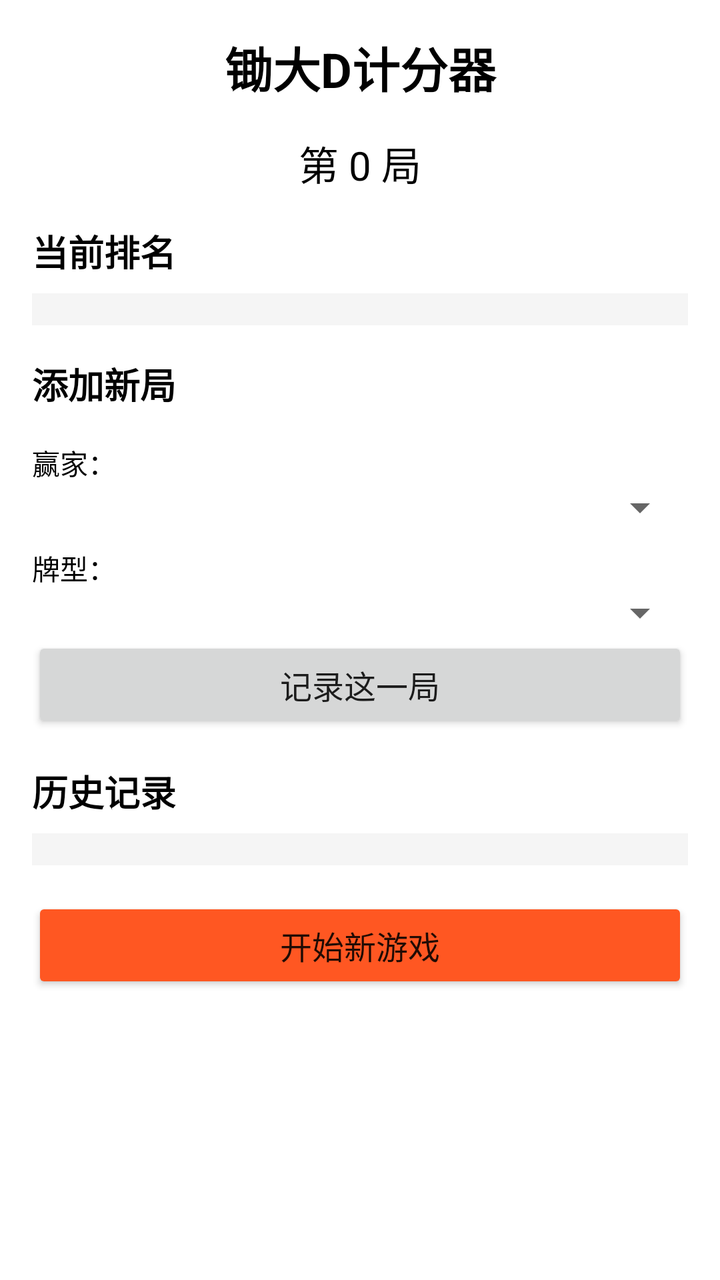
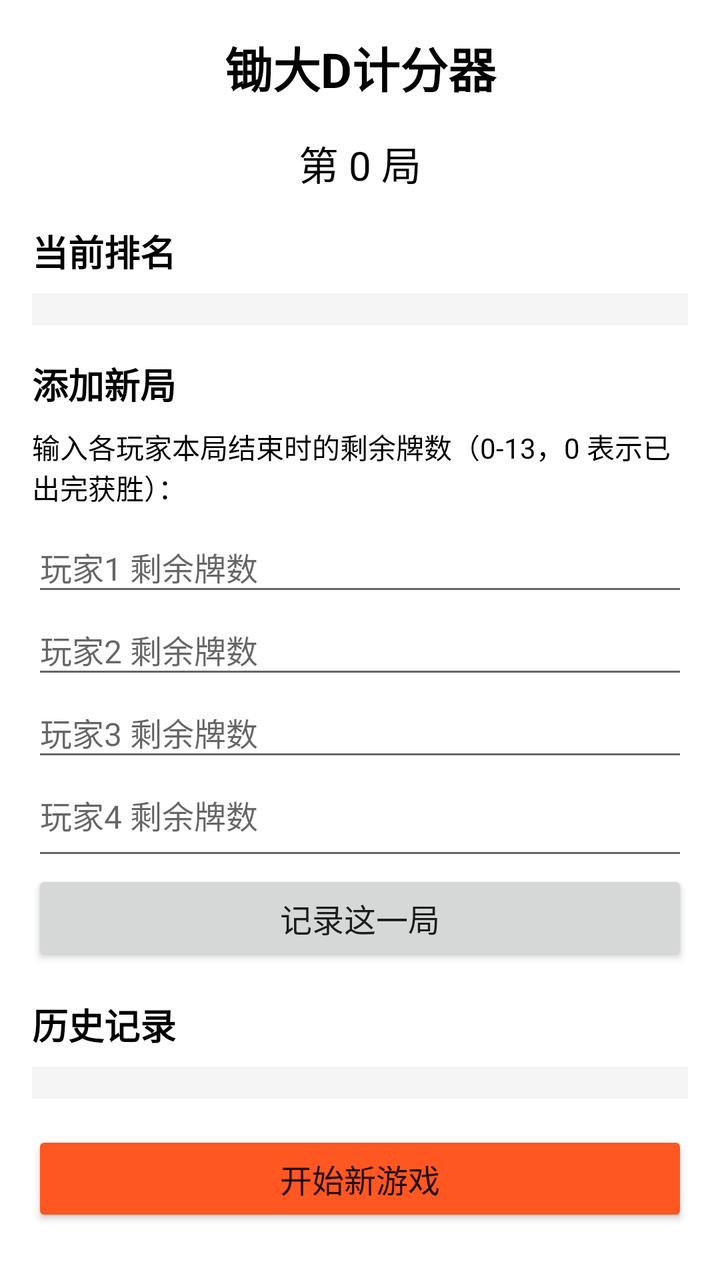

Before-and-after screenshots of an Android layout around one commit, followed by the original layout XML and the change that was made.
<!-- AndroidManifest.xml: application theme Theme.Big2Calculator -->
<!-- res/layout/activity_main.xml -->
<?xml version="1.0" encoding="utf-8"?>
<ScrollView xmlns:android="http://schemas.android.com/apk/res/android"
    android:layout_width="match_parent"
    android:layout_height="match_parent"
    android:background="#FFFFFF">

    <LinearLayout
        android:layout_width="match_parent"
        android:layout_height="wrap_content"
        android:orientation="vertical"
        android:padding="16dp">

        
        <TextView
            android:layout_width="match_parent"
            android:layout_height="wrap_content"
            android:text="@string/app_name"
            android:textSize="24sp"
            android:textStyle="bold"
            android:textColor="#000000"
            android:gravity="center"
            android:paddingBottom="16dp" />

        
        <TextView
            android:id="@+id/tvCurrentRound"
            android:layout_width="match_parent"
            android:layout_height="wrap_content"
            android:text="第 0 局"
            android:textSize="20sp"
            android:textColor="#000000"
            android:gravity="center"
            android:paddingBottom="16dp" />

        
        <TextView
            android:layout_width="match_parent"
            android:layout_height="wrap_content"
            android:text="当前排名"
            android:textSize="18sp"
            android:textStyle="bold"
            android:textColor="#000000"
            android:paddingBottom="8dp" />

        <LinearLayout
            android:id="@+id/llPlayerScores"
            android:layout_width="match_parent"
            android:layout_height="wrap_content"
            android:orientation="vertical"
            android:background="#F5F5F5"
            android:padding="8dp"
            android:layout_marginBottom="16dp" />

        
        <TextView
            android:layout_width="match_parent"
            android:layout_height="wrap_content"
            android:text="添加新局"
            android:textSize="18sp"
            android:textStyle="bold"
            android:textColor="#000000"
            android:paddingBottom="8dp" />

        <TextView
            android:layout_width="match_parent"
            android:layout_height="wrap_content"
            android:text="赢家："
            android:textSize="14sp"
            android:textColor="#000000"
            android:paddingTop="8dp" />

        <Spinner
            android:id="@+id/spinnerWinner"
            android:layout_width="match_parent"
            android:layout_height="wrap_content"
            android:paddingBottom="8dp" />

        <TextView
            android:layout_width="match_parent"
            android:layout_height="wrap_content"
            android:text="牌型："
            android:textSize="14sp"
            android:textColor="#000000"
            android:paddingTop="8dp" />

        <Spinner
            android:id="@+id/spinnerPattern"
            android:layout_width="match_parent"
            android:layout_height="wrap_content"
            android:paddingBottom="16dp" />

        <Button
            android:id="@+id/btnAddRound"
            android:layout_width="match_parent"
            android:layout_height="wrap_content"
            android:text="记录这一局"
            android:textSize="16sp"
            android:layout_marginBottom="16dp" />

        
        <TextView
            android:layout_width="match_parent"
            android:layout_height="wrap_content"
            android:text="历史记录"
            android:textSize="18sp"
            android:textStyle="bold"
            android:textColor="#000000"
            android:paddingBottom="8dp" />

        <LinearLayout
            android:id="@+id/llRoundHistory"
            android:layout_width="match_parent"
            android:layout_height="wrap_content"
            android:orientation="vertical"
            android:background="#F5F5F5"
            android:padding="8dp"
            android:layout_marginBottom="16dp" />

        
        <Button
            android:id="@+id/btnNewGame"
            android:layout_width="match_parent"
            android:layout_height="wrap_content"
            android:text="开始新游戏"
            android:textSize="16sp"
            android:backgroundTint="#FF5722" />

    </LinearLayout>
</ScrollView>
<!-- resources referenced by this layout -->
<resources>
  <string name="app_name">锄大D计分器</string>
  <style name="Theme.Big2Calculator" parent="Theme.MaterialComponents.DayNight.DarkActionBar">
          <item name="colorPrimary">#2196F3</item>
          <item name="colorPrimaryVariant">#1976D2</item>
          <item name="colorOnPrimary">#FFFFFF</item>
          <item name="colorSecondary">#03DAC5</item>
          <item name="colorSecondaryVariant">#018786</item>
          <item name="colorOnSecondary">#000000</item>
          <item name="android:statusBarColor" tools:targetApi="l">?attr/colorPrimaryVariant</item>
      </style>
</resources>

<!-- the commit's change to res/layout/activity_main.xml (unified diff, before → after) -->
@@ -64,29 +64,49 @@
         <TextView
             android:layout_width="match_parent"
             android:layout_height="wrap_content"
-            android:text="赢家："
+            android:text="输入各玩家本局结束时的剩余牌数（0-13，0 表示已出完获胜）："
             android:textSize="14sp"
             android:textColor="#000000"
-            android:paddingTop="8dp" />
+            android:paddingBottom="8dp" />
 
-        <Spinner
-            android:id="@+id/spinnerWinner"
+        <EditText
+            android:id="@+id/etCardsP1"
             android:layout_width="match_parent"
             android:layout_height="wrap_content"
+            android:hint="玩家1 剩余牌数"
+            android:inputType="number"
+            android:maxLength="2"
+            android:textSize="16sp"
             android:paddingBottom="8dp" />
 
-        <TextView
+        <EditText
+            android:id="@+id/etCardsP2"
             android:layout_width="match_parent"
             android:layout_height="wrap_content"
-            android:text="牌型："
-            android:textSize="14sp"
-            android:textColor="#000000"
-            android:paddingTop="8dp" />
+            android:hint="玩家2 剩余牌数"
+            android:inputType="number"
+            android:maxLength="2"
+            android:textSize="16sp"
+            android:paddingBottom="8dp" />
 
-        <Spinner
-            android:id="@+id/spinnerPattern"
+        <EditText
+            android:id="@+id/etCardsP3"
             android:layout_width="match_parent"
             android:layout_height="wrap_content"
+            android:hint="玩家3 剩余牌数"
+            android:inputType="number"
+            android:maxLength="2"
+            android:textSize="16sp"
+            android:paddingBottom="8dp" />
+
+        <EditText
+            android:id="@+id/etCardsP4"
+            android:layout_width="match_parent"
+            android:layout_height="wrap_content"
+            android:hint="玩家4 剩余牌数"
+            android:inputType="number"
+            android:maxLength="2"
+            android:textSize="16sp"
             android:paddingBottom="16dp" />
 
         <Button
